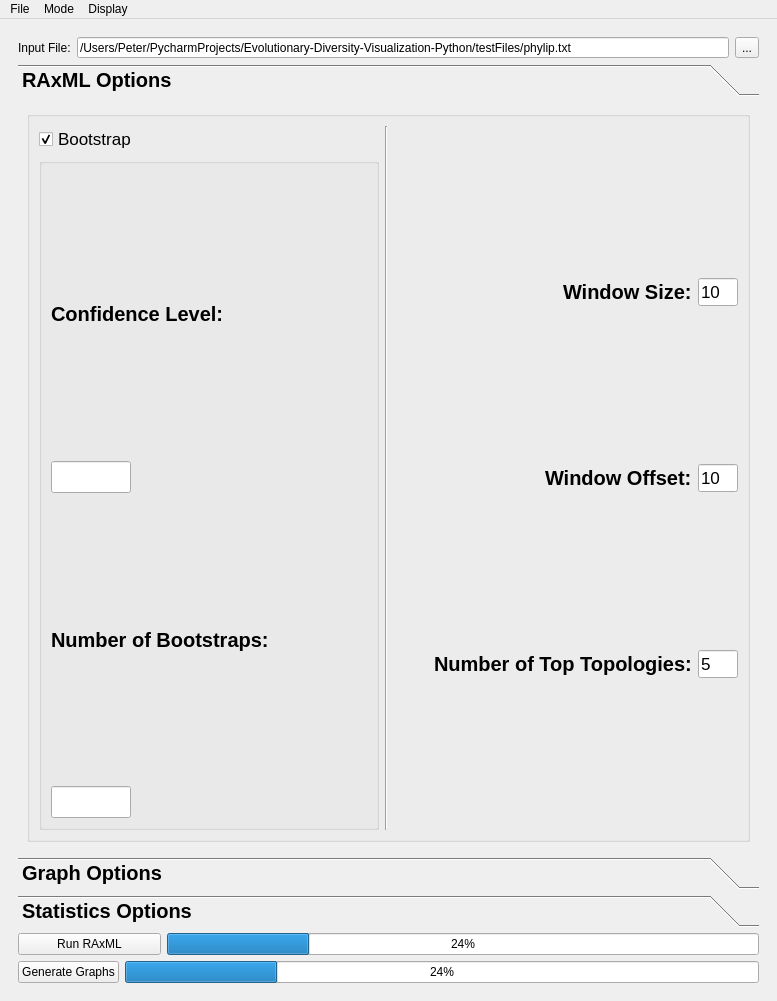
Before: the Qt Designer form gui_layout.ui in PeterDulworth/PhyloVis, drawn with Qt 5.
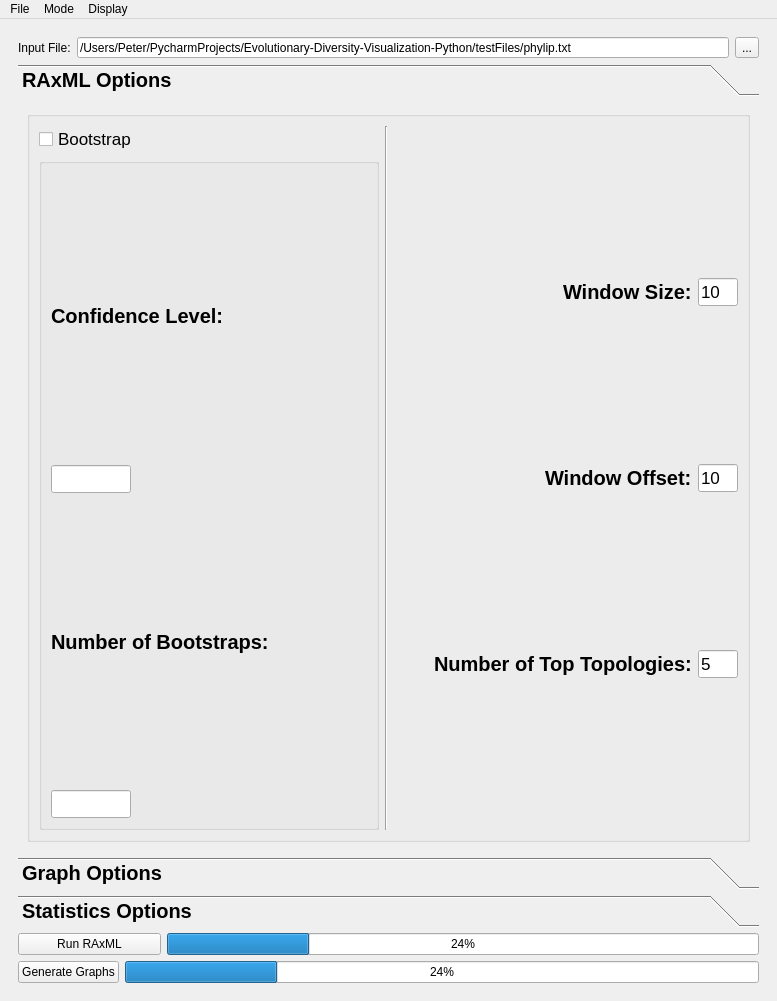
After: the same form once the commit is applied.

Diff of the .ui file:
```diff
--- a/gui_layout.ui
+++ b/gui_layout.ui
@@ -339,7 +339,7 @@
                         <string>Bootstrap</string>
                        </property>
                        <property name="checked">
-                        <bool>true</bool>
+                        <bool>false</bool>
                        </property>
                       </widget>
                      </item>
@@ -388,6 +388,16 @@
                           <height>16777215</height>
                          </size>
                         </property>
+                        <property name="font">
+                         <font>
+                          <pointsize>13</pointsize>
+                          <weight>50</weight>
+                          <bold>false</bold>
+                         </font>
+                        </property>
+                        <property name="text">
+                         <string/>
+                        </property>
                        </widget>
                       </item>
                       <item>
@@ -411,6 +421,13 @@
                           <height>16777215</height>
                          </size>
                         </property>
+                        <property name="font">
+                         <font>
+                          <pointsize>13</pointsize>
+                          <weight>50</weight>
+                          <bold>false</bold>
+                         </font>
+                        </property>
                        </widget>
                       </item>
                      </layout>
```
Left out of the diff: 6 changed lines with no effect on the pictures.
